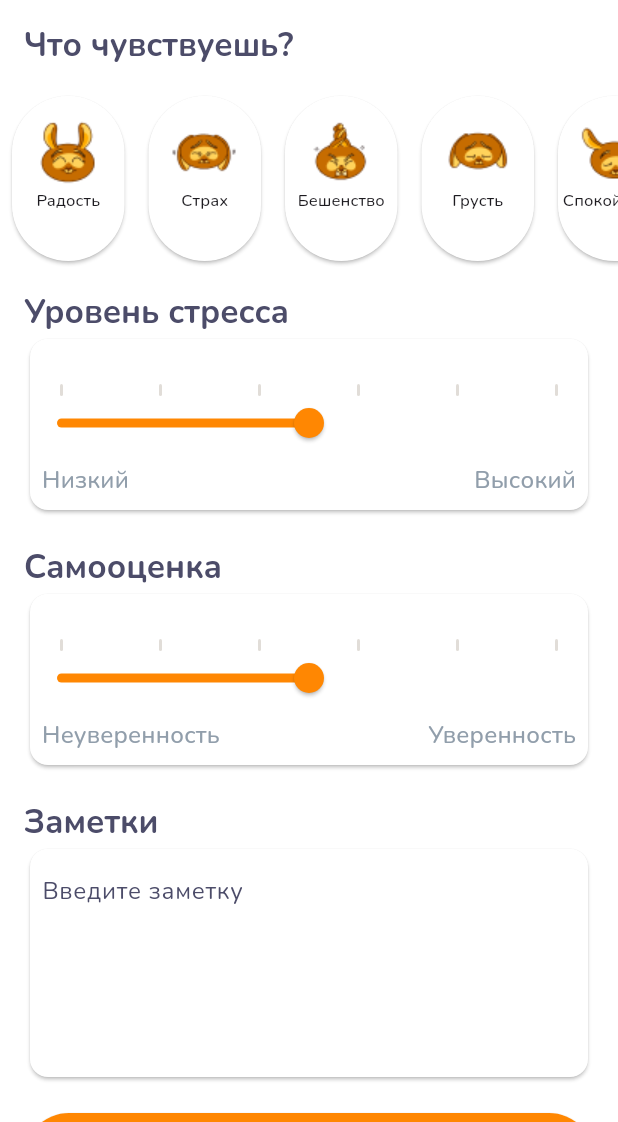
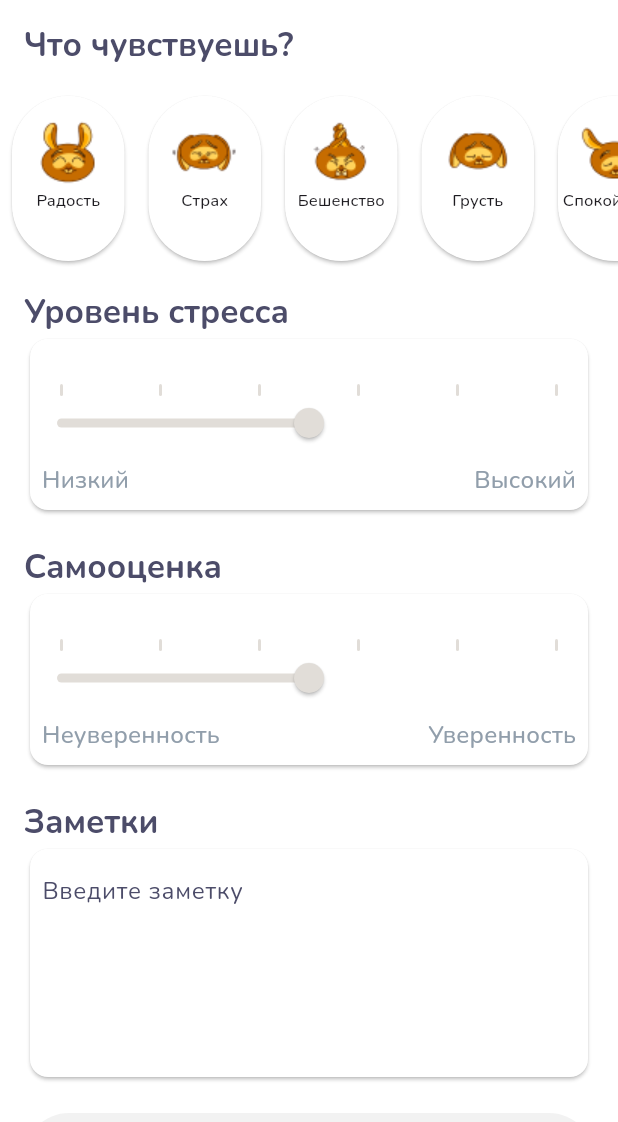
Before and after one commit to NikiWeasel/mood_calendar, a Flutter app: the screen it shows after launch, on a phone screen of 412 x 824 dp, the part 114-1236 px from its top. Run offline on Flutter 3.47's test engine with Material 3 defaults, Android fonts, the phone set to English and light mode, and no system bars; our stand-ins replace date_format, flutter_riverpod, google_fonts; missing offline and left inert: scrollable_clean_calendar.

```diff
--- a/lib/main.dart
+++ b/lib/main.dart
@@ -7,11 +7,11 @@ final theme = ThemeData(
     useMaterial3: true,
     colorScheme: const ColorScheme.light(
         brightness: Brightness.light,
-        // seedColor: const Color.fromARGB(255, 165, 0, 107),
         primary: Color(0xffE1DDD8),
         secondary: Color(0xffFF8702),
         //Мандарин
         onSecondary: Color(0xff919EAB),
+        onPrimary: Color(0xffF2F2F2),
         //
         onSurface: Color(0xff4C4C69) //
         ),
--- a/lib/provider/subemotions_list_provider.dart
+++ b/lib/provider/subemotions_list_provider.dart
@@ -12,10 +12,11 @@ class SubemotionsListNotifier extends StateNotifier<List<List<bool>>> {
   }
 
   void toggleSubemotionButton(int subemotionIndex, int emotionIndex) {
-    var newList = state;
+    final newList = List<List<bool>>.from(state);
     newList[emotionIndex][subemotionIndex] =
         !newList[emotionIndex][subemotionIndex];
     state = newList;
+    print(state);
   }
 
   void unselectSubemotionButtons() {
--- a/lib/screens/home_screen.dart
+++ b/lib/screens/home_screen.dart
@@ -1,9 +1,5 @@
 import 'package:calender/widgets/card_slider.dart';
 import 'package:calender/widgets/diary.dart';
-import 'package:calender/widgets/emotions_row.dart';
-import 'package:calender/widgets/page_switcher.dart';
-import 'package:calender/widgets/subemotion_button.dart';
-import 'package:calender/widgets/subemotions_toggle_buttons.dart';
 import 'package:flutter/cupertino.dart';
 import 'package:flutter/material.dart';
 import 'package:calender/widgets/date_picker_sheet.dart';
--- a/lib/widgets/card_slider.dart
+++ b/lib/widgets/card_slider.dart
@@ -3,10 +3,15 @@ import 'package:flutter/cupertino.dart';
 import 'package:flutter/material.dart';
 
 class CardSlider extends StatefulWidget {
-  const CardSlider({super.key, required this.minText, required this.maxText});
+  const CardSlider(
+      {super.key,
+      required this.minText,
+      required this.maxText,
+      required this.isReadOnly});
 
   final String minText;
   final String maxText;
+  final bool isReadOnly;
 
   @override
   State<CardSlider> createState() => _CardSliderState();
@@ -41,7 +46,15 @@ class _CardSliderState extends State<CardSlider> {
               ],
             ),
           ),
-          Slider(
+          IgnorePointer(
+            ignoring: widget.isReadOnly,
+            child: SliderTheme(
+              data: widget.isReadOnly
+                  ? SliderTheme.of(context).copyWith(
+                      activeTrackColor: Theme.of(context).colorScheme.primary,
+                      thumbColor: Theme.of(context).colorScheme.primary)
+                  : SliderTheme.of(context),
+              child: Slider(
                 value: _currentSliderValue,
                 max: 100,
                 divisions: 10,
@@ -51,6 +64,8 @@ class _CardSliderState extends State<CardSlider> {
                     _currentSliderValue = value;
                   });
                 },
+              ),
+            ),
           ),
           Padding(
             padding: const EdgeInsets.all(8.0),
--- /dev/null
+++ b/lib/widgets/card_text_field.dart
@@ -0,0 +1,21 @@
+import 'package:flutter/cupertino.dart';
+import 'package:flutter/material.dart';
+
+class CardTextField extends StatelessWidget {
+  const CardTextField({super.key, required this.isReadOnly});
+
+  final bool isReadOnly;
+
+  @override
+  Widget build(BuildContext context) {
+    return ConstrainedBox(
+      constraints: BoxConstraints(minHeight: 121),
+      child: TextField(
+        readOnly: isReadOnly,
+        maxLines: 5,
+        decoration: const InputDecoration(
+            hintText: 'Введите заметку', border: InputBorder.none),
+      ),
+    );
+  }
+}
--- a/lib/widgets/diary.dart
+++ b/lib/widgets/diary.dart
@@ -1,16 +1,41 @@
 import 'package:calender/widgets/card_slider.dart';
+import 'package:calender/widgets/card_text_field.dart';
 import 'package:calender/widgets/emotions_row.dart';
-import 'package:calender/widgets/page_switcher.dart';
-import 'package:calender/widgets/subemotion_button.dart';
+import 'package:calender/widgets/save_button.dart';
 import 'package:calender/widgets/subemotions_toggle_buttons.dart';
 import 'package:flutter/cupertino.dart';
 import 'package:flutter/material.dart';
+import 'package:flutter_riverpod/flutter_riverpod.dart';
+import 'package:calender/provider/subemotions_list_provider.dart';
 
-class Diary extends StatelessWidget {
+class Diary extends ConsumerStatefulWidget {
   const Diary({super.key});
 
   @override
+  ConsumerState<Diary> createState() => _DiaryState();
+}
+
+class _DiaryState extends ConsumerState<Diary> {
+  bool isReadOnly = true;
+
+  @override
   Widget build(BuildContext context) {
+    var subemotionBoolList = ref.watch(subemotionsProvider);
+
+    bool newIsReadOnly = true;
+    for (var subemotion in subemotionBoolList) {
+      if (subemotion.contains(true)) {
+        newIsReadOnly = false;
+        break;
+      }
+    }
+
+    if (isReadOnly != newIsReadOnly) {
+      setState(() {
+        isReadOnly = newIsReadOnly;
+      });
+    }
+
     return SingleChildScrollView(
       child: Column(
         crossAxisAlignment: CrossAxisAlignment.start,
@@ -23,22 +48,23 @@ class Diary extends StatelessWidget {
                       color: Theme.of(context).colorScheme.onSurface,
                     )),
           ),
-          EmotionsRow(),
-          SubemotionsToggleButtons(),
+          const EmotionsRow(),
+          const SubemotionsToggleButtons(),
           Padding(
             padding: const EdgeInsets.all(16.0),
             child: Column(
               crossAxisAlignment: CrossAxisAlignment.start,
               children: [
-                // const SizedBox(
-                //   height: 20,
-                // ),
                 Text('Уровень стресса',
                     style: Theme.of(context).textTheme.titleLarge!.copyWith(
                           fontWeight: FontWeight.bold,
                           color: Theme.of(context).colorScheme.onSurface,
                         )),
-                CardSlider(minText: 'Низкий', maxText: 'Высокий'),
+                CardSlider(
+                  minText: 'Низкий',
+                  maxText: 'Высокий',
+                  isReadOnly: isReadOnly,
+                ),
                 const SizedBox(
                   height: 20,
                 ),
@@ -47,7 +73,11 @@ class Diary extends StatelessWidget {
                           fontWeight: FontWeight.bold,
                           color: Theme.of(context).colorScheme.onSurface,
                         )),
-                CardSlider(minText: 'Неуверенность', maxText: 'Уверенность'),
+                CardSlider(
+                  minText: 'Неуверенность',
+                  maxText: 'Уверенность',
+                  isReadOnly: isReadOnly,
+                ),
                 const SizedBox(
                   height: 20,
                 ),
@@ -58,32 +88,13 @@ class Diary extends StatelessWidget {
                         )),
                 Card(
                   child: Padding(
-                    padding: const EdgeInsets.all(8.0),
-                    child: ConstrainedBox(
-                      constraints: BoxConstraints(minHeight: 121),
-                      child: TextField(
-                        maxLines: 5,
-                        decoration: InputDecoration(
-                            hintText: 'Введите заметку',
-                            border: InputBorder.none),
-                      ),
-                    ),
-                  ),
+                      padding: const EdgeInsets.all(8.0),
+                      child: CardTextField(isReadOnly: isReadOnly)),
                 ),
                 const SizedBox(
                   height: 20,
                 ),
-                SizedBox(
-                  height: 60,
-                  width: double.infinity,
-                  child: ElevatedButton(
-                      onPressed: () {},
-                      child: Text(
-                        'Сохранить',
-                        style: Theme.of(context).textTheme.titleLarge!.copyWith(
-                            color: Theme.of(context).colorScheme.surface),
-                      )),
-                ),
+                SaveButton(isReadOnly: isReadOnly),
               ],
             ),
           ),
--- a/lib/widgets/emotion_card.dart
+++ b/lib/widgets/emotion_card.dart
@@ -46,7 +46,6 @@ class _EmotionCardState extends ConsumerState<EmotionCard> {
     final emotionNotifier = ref.watch(emotionsProvider.notifier);
     final emotionList = ref.watch(emotionsProvider);
     final emotionIndexNotifier = ref.watch(emotionIndexProvider.notifier);
-    final emotionIndex = ref.watch(emotionIndexProvider);
 
     return Padding(
       padding: const EdgeInsets.symmetric(horizontal: 4),
@@ -57,11 +56,6 @@ class _EmotionCardState extends ConsumerState<EmotionCard> {
             borderRadius: BorderRadius.circular(76),
             onTap: () {
               setState(() {
-                // if (emotionIndex != widget.index) {
-                //   // ref
-                //   //     .read(subemotionsProvider.notifier)
-                //   //     .unselectSubemotionButtons();
-                // }
                 emotionNotifier.toggleEmotionButton(widget.index);
                 emotionIndexNotifier.setIndex(widget.index);
               });
--- a/lib/widgets/emotions_row.dart
+++ b/lib/widgets/emotions_row.dart
@@ -1,9 +1,6 @@
 import 'package:calender/widgets/emotion_card.dart';
 import 'package:flutter/cupertino.dart';
 import 'package:flutter_riverpod/flutter_riverpod.dart';
-
-import 'package:calender/provider/emotions_list_provider.dart';
-
 import 'package:calender/data/emotions_list.dart';
 
 class EmotionsRow extends ConsumerStatefulWidget {
@@ -23,11 +20,14 @@ class _EmotionsRowState extends ConsumerState<EmotionsRow> {
       child: Row(
         children: [
           for (int i = 0; i < emotionList.length; i++)
-            EmotionCard(
-              index: i,
-              boolList: boolList,
-              emotion: emotionList[i],
-            ),
+            if (i < boolList.length)
+              EmotionCard(
+                index: i,
+                boolList: boolList,
+                emotion: emotionList[i],
+              )
+            else
+              const SizedBox(),
         ],
       ),
     );
--- a/lib/widgets/page_switcher.dart
+++ /dev/null
@@ -1,25 +0,0 @@
-import 'package:flutter/cupertino.dart';
-import 'package:flutter/material.dart';
-
-class PageSwitcher extends StatefulWidget {
-  @override
-  State<PageSwitcher> createState() => _PageSwitcherState();
-}
-
-class _PageSwitcherState extends State<PageSwitcher> {
-  @override
-  Widget build(BuildContext context) {
-    return TabBar(
-      tabs: <Widget>[
-        Tab(
-          child: Text('data'),
-          icon: Icon(Icons.cloud_outlined),
-        ),
-        Tab(
-          child: Text('data'),
-          icon: Icon(Icons.beach_access_sharp),
-        ),
-      ],
-    );
-  }
-}
--- /dev/null
+++ b/lib/widgets/save_button.dart
@@ -0,0 +1,33 @@
+import 'package:flutter/cupertino.dart';
+import 'package:flutter/material.dart';
+
+class SaveButton extends StatelessWidget {
+  const SaveButton({super.key, required this.isReadOnly});
+
+  final bool isReadOnly;
+
+  @override
+  Widget build(BuildContext context) {
+    return SizedBox(
+      height: 60,
+      width: double.infinity,
+      child: ElevatedButton(
+          style: isReadOnly
+              ? ElevatedButton.styleFrom(
+                  disabledBackgroundColor:
+                      Theme.of(context).colorScheme.onPrimary,
+                  disabledForegroundColor:
+                      Theme.of(context).colorScheme.onSecondary,
+                )
+              : ElevatedButton.styleFrom(),
+          onPressed: isReadOnly ? null : () {},
+          child: Text(
+            'Сохранить',
+            style: Theme.of(context).textTheme.titleLarge!.copyWith(
+                color: isReadOnly
+                    ? Theme.of(context).colorScheme.onSecondary
+                    : Theme.of(context).colorScheme.surface),
+          )),
+    );
+  }
+}
```
Also changed, not shown: lib/widgets/subemotions_toggle_buttons.dart (+0 -16 lines). Lines whose indentation alone changed are shown as unchanged.
